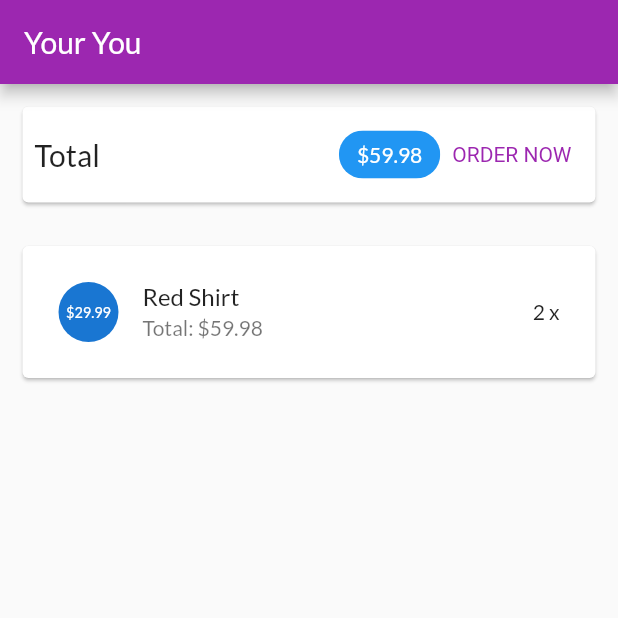
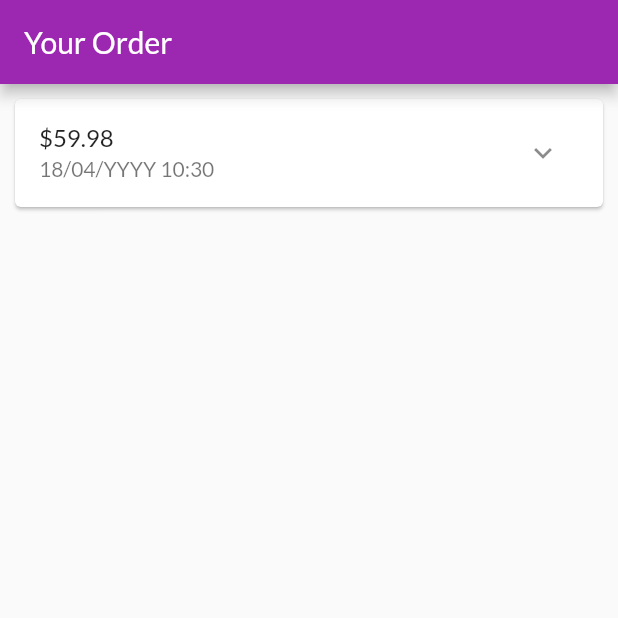
Before and after one commit to HoDucLuu/myshop, a Flutter app: the screen it shows after launch, on a phone screen of 412 x 824 dp, the top half of it. Run offline on Flutter 3.47's test engine with Material 2 defaults, Android fonts, the phone set to English and light mode, and no system bars.

Commit message:
xay dung trang cac dat hang

```diff
--- a/lib/main.dart
+++ b/lib/main.dart
@@ -4,6 +4,7 @@ import 'ui/products/products_detail_screen.dart';
 import 'ui/products/product_overview_sreen.dart';
 import 'ui/products/user_products_screen.dart';
 import 'ui/cart/cart_screen.dart';
+import 'ui/orders/order_screen.dart';
 
 void main() {
   runApp(const MyApp());
@@ -35,7 +36,7 @@ class MyApp extends StatelessWidget {
       //   ),
       // ));
       home: const SafeArea(
-        child: CartScreen(),
+        child: OrderScreen(),
       ),
     );
   }
--- /dev/null
+++ b/lib/models/order_item.dart
@@ -0,0 +1,35 @@
+import 'package:flutter/material.dart';
+
+import 'cart_item.dart';
+
+class OrderItem {
+  final String? id;
+  final double amount;
+  final List<CartItem> products;
+  final DateTime dateTime;
+
+  int get productCount {
+    return products.length;
+  }
+
+  OrderItem({
+    this.id,
+    required this.amount,
+    required this.products,
+    DateTime? dateTime,
+  }) : dateTime = dateTime ?? DateTime.now();
+
+  OrderItem copyWith({
+    String? id,
+    double? amount,
+    List<CartItem>? products,
+    DateTime? dateTime,
+  }) {
+    return OrderItem(
+      id: id ?? this.id,
+      amount: amount ?? this.amount,
+      products: products ?? this.products,
+      dateTime: dateTime ?? this.dateTime,
+    );
+  }
+}
--- /dev/null
+++ b/lib/ui/orders/order_item_cart.dart
@@ -0,0 +1,71 @@
+import 'dart:math';
+import 'package:flutter/material.dart';
+import 'package:intl/intl.dart';
+import '../../models/order_item.dart';
+
+class OrderItemCart extends StatefulWidget {
+  final OrderItem order;
+
+  const OrderItemCart(this.order, {super.key});
+
+  @override
+  State<OrderItemCart> createState() => _OrderItemCartState();
+}
+
+class _OrderItemCartState extends State<OrderItemCart> {
+  var _expanded = false;
+  @override
+  Widget build(BuildContext context) {
+    return Card(
+      margin: const EdgeInsets.all(10),
+      child: Column(
+        children: <Widget>[
+          buildOrderSumary(),
+          if (_expanded) buildOrderDetails()
+        ],
+      ),
+    );
+  }
+
+  Widget buildOrderDetails() {
+    return Container(
+      padding: const EdgeInsets.symmetric(horizontal: 15, vertical: 4),
+      height: min(widget.order.productCount * 20.0 + 10, 100),
+      child: ListView(
+        children: widget.order.products
+            .map((prop) => Row(
+                  mainAxisAlignment: MainAxisAlignment.spaceBetween,
+                  children: <Widget>[
+                    Text(
+                      prop.title,
+                      style: const TextStyle(
+                          fontSize: 18, fontWeight: FontWeight.bold),
+                    ),
+                    Text(
+                      '${prop.quantity} x \$${prop.price}',
+                      style: const TextStyle(fontSize: 18, color: Colors.grey),
+                    )
+                  ],
+                ))
+            .toList(),
+      ),
+    );
+  }
+
+  Widget buildOrderSumary() {
+    return ListTile(
+      title: Text('\$${widget.order.amount}'),
+      subtitle: Text(
+        DateFormat('dd/MM/YYYY hh:mm').format(widget.order.dateTime),
+      ),
+      trailing: IconButton(
+        icon: Icon(_expanded ? Icons.expand_less : Icons.expand_more),
+        onPressed: () {
+          setState(() {
+            _expanded = !_expanded;
+          });
+        },
+      ),
+    );
+  }
+}
--- /dev/null
+++ b/lib/ui/orders/order_manager.dart
@@ -0,0 +1,24 @@
+import 'package:flutter/widgets.dart';
+
+import '../../models/cart_item.dart';
+import '../../models/order_item.dart';
+
+class OrdersManager with ChangeNotifier {
+  final List<OrderItem> _orders = [
+    OrderItem(
+      id: 'o1',
+      amount: 59.98,
+      products: [
+        CartItem(id: 'c1', title: 'Red Shirt', quantity: 2, price: 29.99)
+      ],
+      dateTime: DateTime.now(),
+    )
+  ];
+  int get orderCount {
+    return _orders.length;
+  }
+
+  List<OrderItem> get orders {
+    return [..._orders];
+  }
+}
--- /dev/null
+++ b/lib/ui/orders/order_screen.dart
@@ -0,0 +1,21 @@
+import 'package:flutter/material.dart';
+import 'order_item_cart.dart';
+import 'order_manager.dart';
+
+class OrderScreen extends StatelessWidget {
+  const OrderScreen({super.key});
+
+  @override
+  Widget build(BuildContext context) {
+    print('building order');
+    final orderManager = OrdersManager();
+    return Scaffold(
+      appBar: AppBar(
+        title: const Text('Your Order'),
+      ),
+      body: ListView.builder(
+          itemCount: orderManager.orderCount,
+          itemBuilder: (ctx, i) => OrderItemCart(orderManager.orders[i])),
+    );
+  }
+}
--- a/pubspec.yaml
+++ b/pubspec.yaml
@@ -31,6 +31,7 @@ environment:
 dependencies:
   flutter:
     sdk: flutter
+  intl: ^0.17.0
 
 
   # The following adds the Cupertino Icons font to your application.
```
Also changed, not shown: pubspec.lock.
